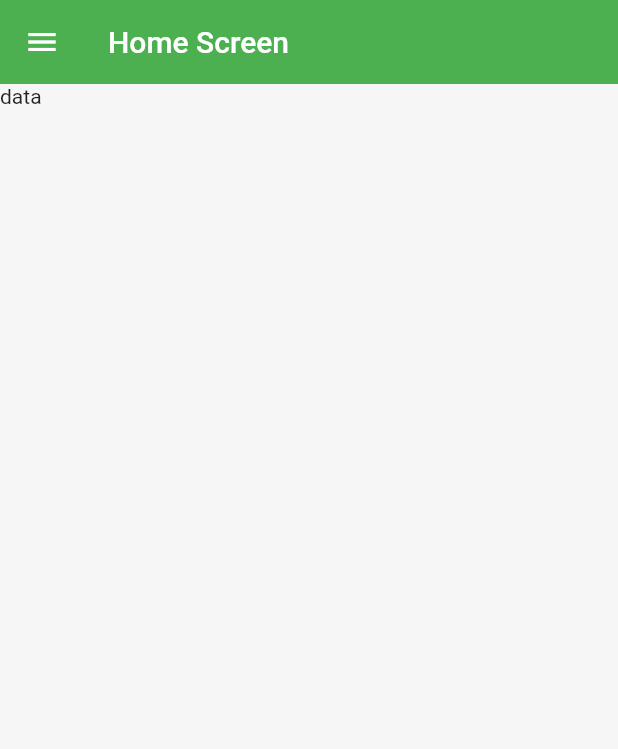
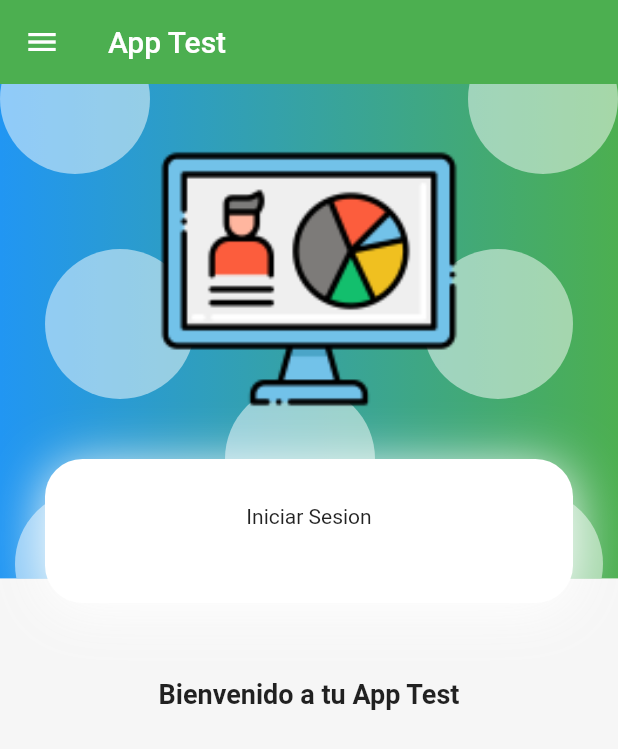
Before and after one commit to KevinG2K/Api-FrontFlutter-BackendLaravel, a Flutter app: the screen it shows after launch, on a phone screen of 412 x 824 dp. Shown: the top 749 px of the screen. Run offline on Flutter 3.47's test engine with Material 2 defaults, Android fonts, the phone set to English and light mode, and no system bars.

Commit message:
background_login hecho

```diff
--- a/FrontendFlutter/login_test/lib/main.dart
+++ b/FrontendFlutter/login_test/lib/main.dart
@@ -15,7 +15,7 @@ class MyApp extends StatelessWidget {
     return MaterialApp(
       debugShowCheckedModeBanner: false,
       title: 'App Frontend',
-      initialRoute: 'splash',
+      initialRoute: 'login',
       routes: {
         '/': ( _ ) => const HomeScreen(),
         'splash': ( _ ) => const SplashScreen(),
--- /dev/null
+++ b/FrontendFlutter/login_test/lib/screens/login/card_container.dart
@@ -0,0 +1,32 @@
+import 'package:flutter/material.dart';
+
+class CardContainer extends StatelessWidget {
+  final Widget child;
+
+  const CardContainer({Key? key, required this.child}) : super(key: key);
+
+  @override
+  Widget build(BuildContext context) {
+    return Padding(
+      padding: const EdgeInsets.symmetric(horizontal: 30),
+      child: Container(
+        width: double.infinity,
+        padding: const EdgeInsets.all(20),
+        decoration: _createCardShape(),
+        child: child,
+      ),
+    );
+  }
+
+  BoxDecoration _createCardShape () => BoxDecoration(
+    color: Colors.white,
+    borderRadius: BorderRadius.circular(25),
+    boxShadow: const [
+      BoxShadow(
+        color: Colors.white,
+        blurRadius: 30, //cant para expandir la sombra
+        offset: Offset(0, 5) //la sombra
+      )
+    ]
+  );
+}
--- a/FrontendFlutter/login_test/lib/screens/login/login_screen.dart
+++ b/FrontendFlutter/login_test/lib/screens/login/login_screen.dart
@@ -1,4 +1,6 @@
 import 'package:flutter/material.dart';
+import 'package:login_test/components/components.dart';
+import 'package:login_test/widgets/widgets.dart';
 
 class LoginScreen extends StatelessWidget {
   const LoginScreen({super.key});
@@ -6,10 +8,34 @@ class LoginScreen extends StatelessWidget {
   @override
   Widget build(BuildContext context) {
     return Scaffold(
+      drawer: const SideBar(),
       appBar: AppBar(
-        title: const Text("Login Screen"),
+        title: const Text("App Test"),
       ),
-      body: const Text('data login'),
+      body: const AuthBackground(
+        child: SingleChildScrollView(
+          child: Column(
+            children: [
+              SizedBox(height: 250),
+
+              CardContainer(
+                child: Column(
+                  children: [
+                    SizedBox(height: 10),
+                    Text("Iniciar Sesion",),
+                    SizedBox(height: 30),
+                  ],
+                ),
+              ),
+
+              SizedBox(height: 50),
+              Text("Bienvenido a tu App Test",
+              style: TextStyle(fontSize: 18, fontWeight: FontWeight.bold)),
+              SizedBox(height: 50,)
+            ],
+          ),
+        ),
+      ),
     );
   }
 }
--- /dev/null
+++ b/FrontendFlutter/login_test/lib/widgets/login/auth_background.dart
@@ -0,0 +1,94 @@
+import 'package:flutter/material.dart';
+
+class AuthBackground extends StatelessWidget {
+  final Widget child;
+
+  const AuthBackground({Key? key, required this.child}):super(key:key);
+
+  @override
+  Widget build(BuildContext context) {
+    return SizedBox(
+      width: double.infinity, //ocupa el ancho total de la pantalla
+      height: double.infinity, //ocupa el alto total de la pantalla
+      child: Stack(
+        children: [
+          _PurpleBox(),
+          _HeaderIcon(),
+          child,
+        ],
+      ),
+    );
+  }
+}
+
+class _HeaderIcon extends StatelessWidget {
+
+  @override
+  Widget build(BuildContext context) {
+    return const SafeArea(
+      child: Column(
+        children: [
+          SizedBox(
+            height: 30,
+          ), //Margen superior del icon
+          Center(
+            child: SizedBox(
+              width: 200,
+              child: Image(
+                image: AssetImage('assets/utils/splash.png'),
+                fit: BoxFit.cover,
+              ),
+            ),
+          ),
+        ],
+      ),
+    );
+  }
+}
+
+class _PurpleBox extends StatelessWidget {
+
+  @override
+  Widget build(BuildContext context) {
+    //trae la medida general de la pantalla
+    final size = MediaQuery.of(context).size;
+
+    return Container(
+      width: double.infinity,
+      height: size.height * 0.40,
+      decoration: _purpleBackground(),
+      child: Stack(
+        children: [
+          Positioned(top: 110, left: 30, child: _Burble()),
+          Positioned(top: 110, right: 30, child: _Burble()),
+          Positioned(top: 270, left: 10, child: _Burble()),
+          Positioned(top: 270, right: 10, child: _Burble()),
+          Positioned(top: -40, left: 0, child: _Burble()),
+          Positioned(top: -40, right: 0, child: _Burble()),
+          Positioned(top: 200, left: 150, child: _Burble()),
+        ],
+      ),
+    );
+  }
+
+  //estructura de una caja de decoracion
+  BoxDecoration _purpleBackground() => const BoxDecoration(
+          gradient: LinearGradient(colors: [
+        Colors.blue,
+        Colors.green,
+      ]));
+}
+
+class _Burble extends StatelessWidget {
+
+  @override
+  Widget build(BuildContext context) {
+    return Container(
+      width: 100, height: 100,
+      decoration: BoxDecoration(
+        borderRadius: BorderRadius.circular(100),
+        color: const Color.fromRGBO(255, 255, 255, 0.5)
+      ),
+    );
+  }
+}
--- a/FrontendFlutter/login_test/lib/widgets/widgets.dart
+++ b/FrontendFlutter/login_test/lib/widgets/widgets.dart
@@ -0,0 +1,2 @@
+export 'package:login_test/screens/login/card_container.dart';
+export 'package:login_test/widgets/login/auth_background.dart';
```
